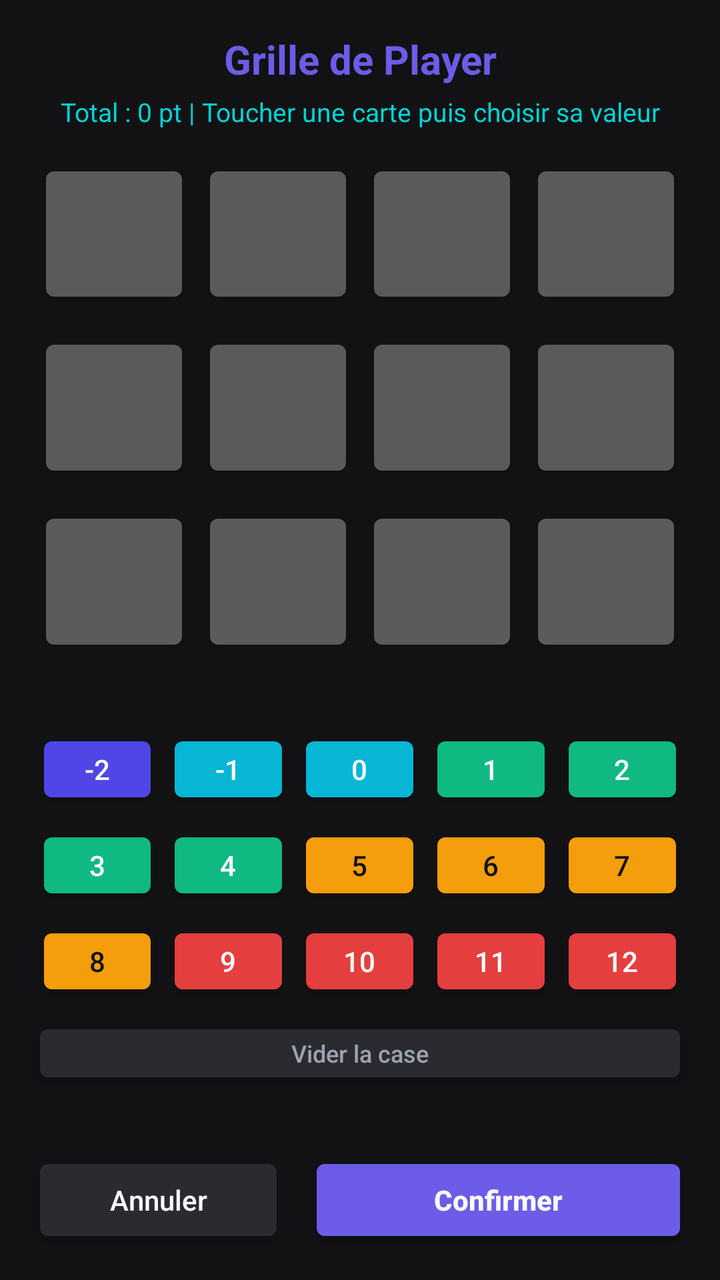
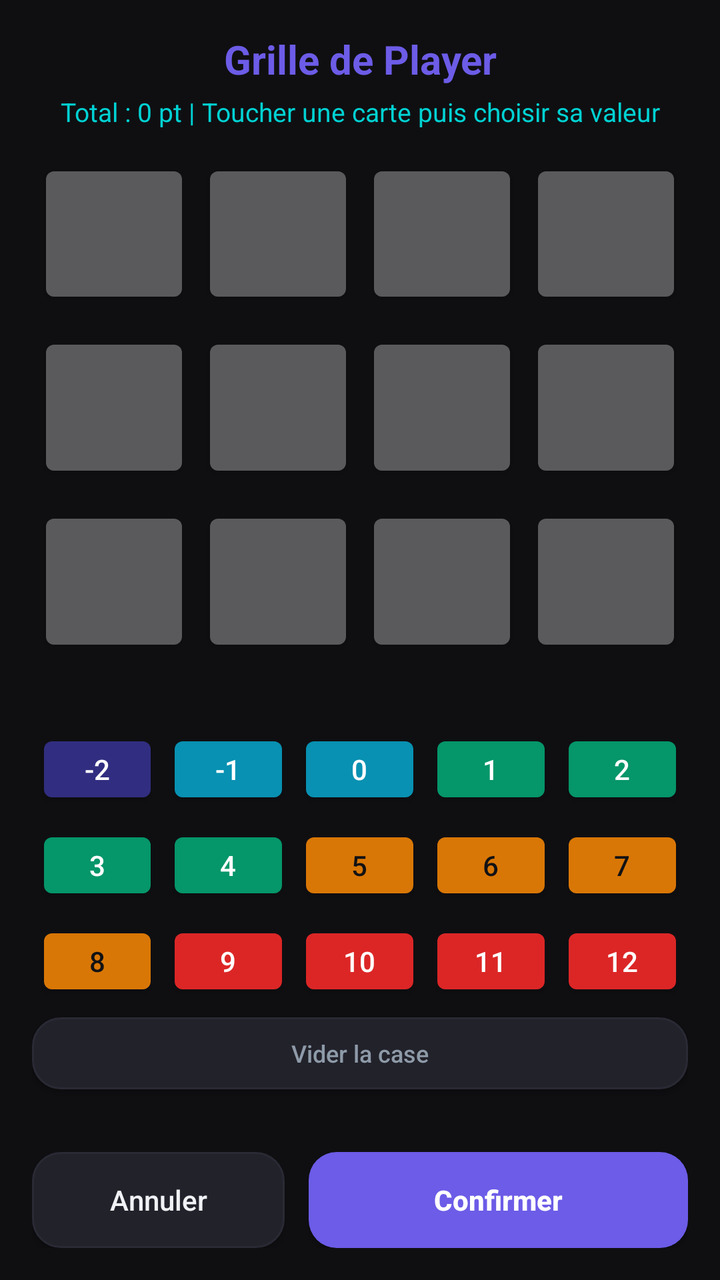

Before-and-after screenshots of an Android layout around one commit, followed by the original layout XML and the change that was made.
<!-- AndroidManifest.xml: application theme AppTheme -->
<!-- res/layout/screen_grid_calculator.xml -->
<?xml version="1.0" encoding="utf-8"?>
<LinearLayout xmlns:android="http://schemas.android.com/apk/res/android"
    android:layout_width="match_parent"
    android:layout_height="match_parent"
    android:orientation="vertical"
    android:padding="16dp"
    android:background="@color/bg">

    
    <TextView
        android:id="@+id/tv_grid_title"
        android:layout_width="match_parent"
        android:layout_height="wrap_content"
        android:text="Grille de Player"
        android:textSize="20sp"
        android:textStyle="bold"
        android:textColor="@color/primary"
        android:gravity="center"
        android:layout_marginBottom="4dp"/>

    <TextView
        android:id="@+id/tv_grid_summary"
        android:layout_width="match_parent"
        android:layout_height="wrap_content"
        android:text="Total : 0 pt | Toucher une carte puis choisir sa valeur"
        android:textColor="@color/accent"
        android:textSize="13sp"
        android:gravity="center"
        android:layout_marginBottom="12dp"/>

    
    <TableLayout
        android:id="@+id/grid_table"
        android:layout_width="wrap_content"
        android:layout_height="0dp"
        android:layout_weight="1.2"
        android:layout_gravity="center"
        android:stretchColumns="0,1,2,3"
        android:layout_marginBottom="16dp">

        <TableRow
            android:layout_width="match_parent"
            android:layout_height="0dp"
            android:layout_weight="1"
            android:layout_marginBottom="6dp">
            <Button android:id="@+id/card_0_0" android:layout_width="0dp" android:layout_height="match_parent" android:layout_margin="3dp" android:textSize="18sp" android:textStyle="bold" android:textAllCaps="false"/>
            <Button android:id="@+id/card_0_1" android:layout_width="0dp" android:layout_height="match_parent" android:layout_margin="3dp" android:textSize="18sp" android:textStyle="bold" android:textAllCaps="false"/>
            <Button android:id="@+id/card_0_2" android:layout_width="0dp" android:layout_height="match_parent" android:layout_margin="3dp" android:textSize="18sp" android:textStyle="bold" android:textAllCaps="false"/>
            <Button android:id="@+id/card_0_3" android:layout_width="0dp" android:layout_height="match_parent" android:layout_margin="3dp" android:textSize="18sp" android:textStyle="bold" android:textAllCaps="false"/>
        </TableRow>

        <TableRow
            android:layout_width="match_parent"
            android:layout_height="0dp"
            android:layout_weight="1"
            android:layout_marginBottom="6dp">
            <Button android:id="@+id/card_1_0" android:layout_width="0dp" android:layout_height="match_parent" android:layout_margin="3dp" android:textSize="18sp" android:textStyle="bold" android:textAllCaps="false"/>
            <Button android:id="@+id/card_1_1" android:layout_width="0dp" android:layout_height="match_parent" android:layout_margin="3dp" android:textSize="18sp" android:textStyle="bold" android:textAllCaps="false"/>
            <Button android:id="@+id/card_1_2" android:layout_width="0dp" android:layout_height="match_parent" android:layout_margin="3dp" android:textSize="18sp" android:textStyle="bold" android:textAllCaps="false"/>
            <Button android:id="@+id/card_1_3" android:layout_width="0dp" android:layout_height="match_parent" android:layout_margin="3dp" android:textSize="18sp" android:textStyle="bold" android:textAllCaps="false"/>
        </TableRow>

        <TableRow
            android:layout_width="match_parent"
            android:layout_height="0dp"
            android:layout_weight="1">
            <Button android:id="@+id/card_2_0" android:layout_width="0dp" android:layout_height="match_parent" android:layout_margin="3dp" android:textSize="18sp" android:textStyle="bold" android:textAllCaps="false"/>
            <Button android:id="@+id/card_2_1" android:layout_width="0dp" android:layout_height="match_parent" android:layout_margin="3dp" android:textSize="18sp" android:textStyle="bold" android:textAllCaps="false"/>
            <Button android:id="@+id/card_2_2" android:layout_width="0dp" android:layout_height="match_parent" android:layout_margin="3dp" android:textSize="18sp" android:textStyle="bold" android:textAllCaps="false"/>
            <Button android:id="@+id/card_2_3" android:layout_width="0dp" android:layout_height="match_parent" android:layout_margin="3dp" android:textSize="18sp" android:textStyle="bold" android:textAllCaps="false"/>
        </TableRow>
    </TableLayout>

    
    <LinearLayout
        android:id="@+id/keypad"
        android:layout_width="match_parent"
        android:layout_height="0dp"
        android:layout_weight="1"
        android:orientation="vertical"
        android:gravity="center"
        android:layout_marginBottom="16dp">

        
        <LinearLayout
            android:layout_width="match_parent"
            android:layout_height="wrap_content"
            android:orientation="horizontal"
            android:layout_marginBottom="4dp">
            <Button android:id="@+id/btn_val_neg2" android:layout_width="0dp" android:layout_height="40dp" android:layout_weight="1" android:layout_margin="2dp" android:text="-2" android:backgroundTint="@color/card_blue_dark" android:textColor="@color/text_primary" android:padding="0dp" android:textSize="14sp"/>
            <Button android:id="@+id/btn_val_neg1" android:layout_width="0dp" android:layout_height="40dp" android:layout_weight="1" android:layout_margin="2dp" android:text="-1" android:backgroundTint="@color/card_cyan" android:textColor="@color/text_primary" android:padding="0dp" android:textSize="14sp"/>
            <Button android:id="@+id/btn_val_0" android:layout_width="0dp" android:layout_height="40dp" android:layout_weight="1" android:layout_margin="2dp" android:text="0" android:backgroundTint="@color/card_cyan" android:textColor="@color/text_primary" android:padding="0dp" android:textSize="14sp"/>
            <Button android:id="@+id/btn_val_1" android:layout_width="0dp" android:layout_height="40dp" android:layout_weight="1" android:layout_margin="2dp" android:text="1" android:backgroundTint="@color/card_green" android:textColor="@color/text_primary" android:padding="0dp" android:textSize="14sp"/>
            <Button android:id="@+id/btn_val_2" android:layout_width="0dp" android:layout_height="40dp" android:layout_weight="1" android:layout_margin="2dp" android:text="2" android:backgroundTint="@color/card_green" android:textColor="@color/text_primary" android:padding="0dp" android:textSize="14sp"/>
        </LinearLayout>

        
        <LinearLayout
            android:layout_width="match_parent"
            android:layout_height="wrap_content"
            android:orientation="horizontal"
            android:layout_marginBottom="4dp">
            <Button android:id="@+id/btn_val_3" android:layout_width="0dp" android:layout_height="40dp" android:layout_weight="1" android:layout_margin="2dp" android:text="3" android:backgroundTint="@color/card_green" android:textColor="@color/text_primary" android:padding="0dp" android:textSize="14sp"/>
            <Button android:id="@+id/btn_val_4" android:layout_width="0dp" android:layout_height="40dp" android:layout_weight="1" android:layout_margin="2dp" android:text="4" android:backgroundTint="@color/card_green" android:textColor="@color/text_primary" android:padding="0dp" android:textSize="14sp"/>
            <Button android:id="@+id/btn_val_5" android:layout_width="0dp" android:layout_height="40dp" android:layout_weight="1" android:layout_margin="2dp" android:text="5" android:backgroundTint="@color/card_yellow" android:textColor="@color/bg" android:padding="0dp" android:textSize="14sp"/>
            <Button android:id="@+id/btn_val_6" android:layout_width="0dp" android:layout_height="40dp" android:layout_weight="1" android:layout_margin="2dp" android:text="6" android:backgroundTint="@color/card_yellow" android:textColor="@color/bg" android:padding="0dp" android:textSize="14sp"/>
            <Button android:id="@+id/btn_val_7" android:layout_width="0dp" android:layout_height="40dp" android:layout_weight="1" android:layout_margin="2dp" android:text="7" android:backgroundTint="@color/card_yellow" android:textColor="@color/bg" android:padding="0dp" android:textSize="14sp"/>
        </LinearLayout>

        
        <LinearLayout
            android:layout_width="match_parent"
            android:layout_height="wrap_content"
            android:orientation="horizontal"
            android:layout_marginBottom="4dp">
            <Button android:id="@+id/btn_val_8" android:layout_width="0dp" android:layout_height="40dp" android:layout_weight="1" android:layout_margin="2dp" android:text="8" android:backgroundTint="@color/card_yellow" android:textColor="@color/bg" android:padding="0dp" android:textSize="14sp"/>
            <Button android:id="@+id/btn_val_9" android:layout_width="0dp" android:layout_height="40dp" android:layout_weight="1" android:layout_margin="2dp" android:text="9" android:backgroundTint="@color/card_red" android:textColor="@color/text_primary" android:padding="0dp" android:textSize="14sp"/>
            <Button android:id="@+id/btn_val_10" android:layout_width="0dp" android:layout_height="40dp" android:layout_weight="1" android:layout_margin="2dp" android:text="10" android:backgroundTint="@color/card_red" android:textColor="@color/text_primary" android:padding="0dp" android:textSize="14sp"/>
            <Button android:id="@+id/btn_val_11" android:layout_width="0dp" android:layout_height="40dp" android:layout_weight="1" android:layout_margin="2dp" android:text="11" android:backgroundTint="@color/card_red" android:textColor="@color/text_primary" android:padding="0dp" android:textSize="14sp"/>
            <Button android:id="@+id/btn_val_12" android:layout_width="0dp" android:layout_height="40dp" android:layout_weight="1" android:layout_margin="2dp" android:text="12" android:backgroundTint="@color/card_red" android:textColor="@color/text_primary" android:padding="0dp" android:textSize="14sp"/>
        </LinearLayout>

        
        <Button
            android:id="@+id/btn_val_clear"
            android:layout_width="match_parent"
            android:layout_height="36dp"
            android:text="Vider la case"
            android:textColor="@color/text_secondary"
            android:backgroundTint="@color/surface_card"
            android:textAllCaps="false"
            android:textSize="12sp"
            android:padding="0dp"
            android:layout_marginTop="2dp"/>
    </LinearLayout>

    
    <LinearLayout
        android:layout_width="match_parent"
        android:layout_height="wrap_content"
        android:orientation="horizontal">

        <Button
            android:id="@+id/btn_cancel_grid"
            android:layout_width="0dp"
            android:layout_height="wrap_content"
            android:layout_weight="1"
            android:text="@string/cancel"
            android:textColor="@color/text_primary"
            android:backgroundTint="@color/surface_card"
            android:layout_marginEnd="6dp"
            android:padding="10dp"
            android:textAllCaps="false"/>

        <Button
            android:id="@+id/btn_confirm_grid"
            android:layout_width="0dp"
            android:layout_height="wrap_content"
            android:layout_weight="1.5"
            android:text="Confirmer"
            android:textColor="@color/text_primary"
            android:backgroundTint="@color/primary"
            android:layout_marginStart="6dp"
            android:padding="10dp"
            android:textAllCaps="false"
            android:textStyle="bold"/>
    </LinearLayout>

</LinearLayout>
<!-- resources referenced by this layout -->
<resources>
  <color name="accent">#FF00D2D3</color>
  <color name="bg">#FF121214</color>
  <color name="card_blue_dark">#FF4F46E5</color>
  <color name="card_cyan">#FF06B6D4</color>
  <color name="card_green">#FF10B981</color>
  <color name="card_red">#FFE53E3E</color>
  <color name="card_yellow">#FFF59E0B</color>
  <color name="primary">#FF6C5CE7</color>
  <color name="surface_card">#FF2A2A30</color>
  <color name="text_primary">#FFF9FAFB</color>
  <color name="text_secondary">#FF9CA3AF</color>
  <string name="cancel">Annuler</string>
  <style name="AppTheme" parent="@android:style/Theme.DeviceDefault.NoActionBar">
          <item name="android:windowBackground">@color/bg</item>
          <item name="android:textColorPrimary">@color/text_primary</item>
          <item name="android:textColorSecondary">@color/text_secondary</item>
          <item name="android:colorAccent">@color/accent</item>
          <item name="android:colorPrimary">@color/primary</item>
          <item name="android:colorPrimaryDark">@color/primary_dark</item>
          <item name="android:statusBarColor">@color/bg</item>
          <item name="android:navigationBarColor">@color/bg</item>
      </style>
  <color name="primary_dark">#FF5B4BC4</color>
</resources>

<!-- the commit's change to res/layout/screen_grid_calculator.xml (unified diff, before → after) -->
@@ -4,7 +4,7 @@
     android:layout_height="match_parent"
     android:orientation="vertical"
     android:padding="16dp"
-    android:background="@color/bg">
+    android:background="?attr/themeBg">
 
     
     <TextView
@@ -14,7 +14,7 @@
         android:text="Grille de Player"
         android:textSize="20sp"
         android:textStyle="bold"
-        android:textColor="@color/primary"
+        android:textColor="?attr/themePrimary"
         android:gravity="center"
         android:layout_marginBottom="4dp"/>
 
@@ -23,7 +23,7 @@
         android:layout_width="match_parent"
         android:layout_height="wrap_content"
         android:text="Total : 0 pt | Toucher une carte puis choisir sa valeur"
-        android:textColor="@color/accent"
+        android:textColor="?attr/themeAccent"
         android:textSize="13sp"
         android:gravity="center"
         android:layout_marginBottom="12dp"/>
@@ -87,11 +87,11 @@
             android:layout_height="wrap_content"
             android:orientation="horizontal"
             android:layout_marginBottom="4dp">
-            <Button android:id="@+id/btn_val_neg2" android:layout_width="0dp" android:layout_height="40dp" android:layout_weight="1" android:layout_margin="2dp" android:text="-2" android:backgroundTint="@color/card_blue_dark" android:textColor="@color/text_primary" android:padding="0dp" android:textSize="14sp"/>
-            <Button android:id="@+id/btn_val_neg1" android:layout_width="0dp" android:layout_height="40dp" android:layout_weight="1" android:layout_margin="2dp" android:text="-1" android:backgroundTint="@color/card_cyan" android:textColor="@color/text_primary" android:padding="0dp" android:textSize="14sp"/>
-            <Button android:id="@+id/btn_val_0" android:layout_width="0dp" android:layout_height="40dp" android:layout_weight="1" android:layout_margin="2dp" android:text="0" android:backgroundTint="@color/card_cyan" android:textColor="@color/text_primary" android:padding="0dp" android:textSize="14sp"/>
-            <Button android:id="@+id/btn_val_1" android:layout_width="0dp" android:layout_height="40dp" android:layout_weight="1" android:layout_margin="2dp" android:text="1" android:backgroundTint="@color/card_green" android:textColor="@color/text_primary" android:padding="0dp" android:textSize="14sp"/>
-            <Button android:id="@+id/btn_val_2" android:layout_width="0dp" android:layout_height="40dp" android:layout_weight="1" android:layout_margin="2dp" android:text="2" android:backgroundTint="@color/card_green" android:textColor="@color/text_primary" android:padding="0dp" android:textSize="14sp"/>
+            <Button android:id="@+id/btn_val_neg2" android:layout_width="0dp" android:layout_height="40dp" android:layout_weight="1" android:layout_margin="2dp" android:text="-2" android:backgroundTint="@color/card_blue_dark" android:textColor="#FFFFFFFF" android:padding="0dp" android:textSize="14sp"/>
+            <Button android:id="@+id/btn_val_neg1" android:layout_width="0dp" android:layout_height="40dp" android:layout_weight="1" android:layout_margin="2dp" android:text="-1" android:backgroundTint="@color/card_cyan" android:textColor="#FFFFFFFF" android:padding="0dp" android:textSize="14sp"/>
+            <Button android:id="@+id/btn_val_0" android:layout_width="0dp" android:layout_height="40dp" android:layout_weight="1" android:layout_margin="2dp" android:text="0" android:backgroundTint="@color/card_cyan" android:textColor="#FFFFFFFF" android:padding="0dp" android:textSize="14sp"/>
+            <Button android:id="@+id/btn_val_1" android:layout_width="0dp" android:layout_height="40dp" android:layout_weight="1" android:layout_margin="2dp" android:text="1" android:backgroundTint="@color/card_green" android:textColor="#FFFFFFFF" android:padding="0dp" android:textSize="14sp"/>
+            <Button android:id="@+id/btn_val_2" android:layout_width="0dp" android:layout_height="40dp" android:layout_weight="1" android:layout_margin="2dp" android:text="2" android:backgroundTint="@color/card_green" android:textColor="#FFFFFFFF" android:padding="0dp" android:textSize="14sp"/>
         </LinearLayout>
 
         
@@ -100,11 +100,11 @@
             android:layout_height="wrap_content"
             android:orientation="horizontal"
             android:layout_marginBottom="4dp">
-            <Button android:id="@+id/btn_val_3" android:layout_width="0dp" android:layout_height="40dp" android:layout_weight="1" android:layout_margin="2dp" android:text="3" android:backgroundTint="@color/card_green" android:textColor="@color/text_primary" android:padding="0dp" android:textSize="14sp"/>
-            <Button android:id="@+id/btn_val_4" android:layout_width="0dp" android:layout_height="40dp" android:layout_weight="1" android:layout_margin="2dp" android:text="4" android:backgroundTint="@color/card_green" android:textColor="@color/text_primary" android:padding="0dp" android:textSize="14sp"/>
-            <Button android:id="@+id/btn_val_5" android:layout_width="0dp" android:layout_height="40dp" android:layout_weight="1" android:layout_margin="2dp" android:text="5" android:backgroundTint="@color/card_yellow" android:textColor="@color/bg" android:padding="0dp" android:textSize="14sp"/>
-            <Button android:id="@+id/btn_val_6" android:layout_width="0dp" android:layout_height="40dp" android:layout_weight="1" android:layout_margin="2dp" android:text="6" android:backgroundTint="@color/card_yellow" android:textColor="@color/bg" android:padding="0dp" android:textSize="14sp"/>
-            <Button android:id="@+id/btn_val_7" android:layout_width="0dp" android:layout_height="40dp" android:layout_weight="1" android:layout_margin="2dp" android:text="7" android:backgroundTint="@color/card_yellow" android:textColor="@color/bg" android:padding="0dp" android:textSize="14sp"/>
+            <Button android:id="@+id/btn_val_3" android:layout_width="0dp" android:layout_height="40dp" android:layout_weight="1" android:layout_margin="2dp" android:text="3" android:backgroundTint="@color/card_green" android:textColor="#FFFFFFFF" android:padding="0dp" android:textSize="14sp"/>
+            <Button android:id="@+id/btn_val_4" android:layout_width="0dp" android:layout_height="40dp" android:layout_weight="1" android:layout_margin="2dp" android:text="4" android:backgroundTint="@color/card_green" android:textColor="#FFFFFFFF" android:padding="0dp" android:textSize="14sp"/>
+            <Button android:id="@+id/btn_val_5" android:layout_width="0dp" android:layout_height="40dp" android:layout_weight="1" android:layout_margin="2dp" android:text="5" android:backgroundTint="@color/card_yellow" android:textColor="#FF121214" android:padding="0dp" android:textSize="14sp"/>
+            <Button android:id="@+id/btn_val_6" android:layout_width="0dp" android:layout_height="40dp" android:layout_weight="1" android:layout_margin="2dp" android:text="6" android:backgroundTint="@color/card_yellow" android:textColor="#FF121214" android:padding="0dp" android:textSize="14sp"/>
+            <Button android:id="@+id/btn_val_7" android:layout_width="0dp" android:layout_height="40dp" android:layout_weight="1" android:layout_margin="2dp" android:text="7" android:backgroundTint="@color/card_yellow" android:textColor="#FF121214" android:padding="0dp" android:textSize="14sp"/>
         </LinearLayout>
 
         
@@ -113,11 +113,11 @@
             android:layout_height="wrap_content"
             android:orientation="horizontal"
             android:layout_marginBottom="4dp">
-            <Button android:id="@+id/btn_val_8" android:layout_width="0dp" android:layout_height="40dp" android:layout_weight="1" android:layout_margin="2dp" android:text="8" android:backgroundTint="@color/card_yellow" android:textColor="@color/bg" android:padding="0dp" android:textSize="14sp"/>
-            <Button android:id="@+id/btn_val_9" android:layout_width="0dp" android:layout_height="40dp" android:layout_weight="1" android:layout_margin="2dp" android:text="9" android:backgroundTint="@color/card_red" android:textColor="@color/text_primary" android:padding="0dp" android:textSize="14sp"/>
-            <Button android:id="@+id/btn_val_10" android:layout_width="0dp" android:layout_height="40dp" android:layout_weight="1" android:layout_margin="2dp" android:text="10" android:backgroundTint="@color/card_red" android:textColor="@color/text_primary" android:padding="0dp" android:textSize="14sp"/>
-            <Button android:id="@+id/btn_val_11" android:layout_width="0dp" android:layout_height="40dp" android:layout_weight="1" android:layout_margin="2dp" android:text="11" android:backgroundTint="@color/card_red" android:textColor="@color/text_primary" android:padding="0dp" android:textSize="14sp"/>
-            <Button android:id="@+id/btn_val_12" android:layout_width="0dp" android:layout_height="40dp" android:layout_weight="1" android:layout_margin="2dp" android:text="12" android:backgroundTint="@color/card_red" android:textColor="@color/text_primary" android:padding="0dp" android:textSize="14sp"/>
+            <Button android:id="@+id/btn_val_8" android:layout_width="0dp" android:layout_height="40dp" android:layout_weight="1" android:layout_margin="2dp" android:text="8" android:backgroundTint="@color/card_yellow" android:textColor="#FF121214" android:padding="0dp" android:textSize="14sp"/>
+            <Button android:id="@+id/btn_val_9" android:layout_width="0dp" android:layout_height="40dp" android:layout_weight="1" android:layout_margin="2dp" android:text="9" android:backgroundTint="@color/card_red" android:textColor="#FFFFFFFF" android:padding="0dp" android:textSize="14sp"/>
+            <Button android:id="@+id/btn_val_10" android:layout_width="0dp" android:layout_height="40dp" android:layout_weight="1" android:layout_margin="2dp" android:text="10" android:backgroundTint="@color/card_red" android:textColor="#FFFFFFFF" android:padding="0dp" android:textSize="14sp"/>
+            <Button android:id="@+id/btn_val_11" android:layout_width="0dp" android:layout_height="40dp" android:layout_weight="1" android:layout_margin="2dp" android:text="11" android:backgroundTint="@color/card_red" android:textColor="#FFFFFFFF" android:padding="0dp" android:textSize="14sp"/>
+            <Button android:id="@+id/btn_val_12" android:layout_width="0dp" android:layout_height="40dp" android:layout_weight="1" android:layout_margin="2dp" android:text="12" android:backgroundTint="@color/card_red" android:textColor="#FFFFFFFF" android:padding="0dp" android:textSize="14sp"/>
         </LinearLayout>
 
         
@@ -126,12 +126,14 @@
             android:layout_width="match_parent"
             android:layout_height="36dp"
             android:text="Vider la case"
-            android:textColor="@color/text_secondary"
-            android:backgroundTint="@color/surface_card"
+            android:textColor="?attr/themeTextSecondary"
+            android:background="@drawable/bg_rounded_button_secondary"
             android:textAllCaps="false"
             android:textSize="12sp"
             android:padding="0dp"
-            android:layout_marginTop="2dp"/>
+            android:layout_marginTop="2dp"
+            android:minHeight="0dp"
+            android:minWidth="0dp"/>
     </LinearLayout>
 
     
@@ -146,8 +148,8 @@
             android:layout_height="wrap_content"
             android:layout_weight="1"
             android:text="@string/cancel"
-            android:textColor="@color/text_primary"
-            android:backgroundTint="@color/surface_card"
+            android:textColor="?attr/themeTextPrimary"
+            android:background="@drawable/bg_rounded_button_secondary"
             android:layout_marginEnd="6dp"
             android:padding="10dp"
             android:textAllCaps="false"/>
@@ -158,8 +160,8 @@
             android:layout_height="wrap_content"
             android:layout_weight="1.5"
             android:text="Confirmer"
-            android:textColor="@color/text_primary"
-            android:backgroundTint="@color/primary"
+            android:textColor="#FFFFFFFF"
+            android:background="@drawable/bg_rounded_button_primary"
             android:layout_marginStart="6dp"
             android:padding="10dp"
             android:textAllCaps="false"
<!-- resource entries referenced after the edit -->
@@ -1,27 +1,64 @@
 <!-- resources referenced by this layout -->
 <resources>
   <color name="accent">#FF00D2D3</color>
-  <color name="bg">#FF121214</color>
-  <color name="card_blue_dark">#FF4F46E5</color>
-  <color name="card_cyan">#FF06B6D4</color>
-  <color name="card_green">#FF10B981</color>
-  <color name="card_red">#FFE53E3E</color>
-  <color name="card_yellow">#FFF59E0B</color>
+  <color name="input_bg_dark">#FF1F1F26</color>
+  <color name="card_blue_dark">#FF312E81</color>
+  <color name="card_cyan">#FF0891B2</color>
+  <color name="card_green">#FF059669</color>
+  <color name="card_red">#FFDC2626</color>
+  <color name="card_yellow">#FFD97706</color>
+  <!-- drawable bg_rounded_button_primary (drawable) -->
+  <?xml version="1.0" encoding="utf-8"?>
+  <ripple xmlns:android="http://schemas.android.com/apk/res/android"
+      android:color="#40FFFFFF">
+      <item>
+          <shape>
+              <solid android:color="?attr/themePrimary" />
+              <corners android:radius="14dp" />
+          </shape>
+      </item>
+  </ripple>
+  <!-- drawable bg_rounded_button_secondary (drawable) -->
+  <?xml version="1.0" encoding="utf-8"?>
+  <ripple xmlns:android="http://schemas.android.com/apk/res/android"
+      android:color="#20FFFFFF">
+      <item>
+          <shape>
+              <solid android:color="?attr/themeSurfaceCard" />
+              <corners android:radius="14dp" />
+              <stroke android:width="1dp" android:color="?attr/themeDivider" />
+          </shape>
+      </item>
+  </ripple>
   <color name="primary">#FF6C5CE7</color>
-  <color name="surface_card">#FF2A2A30</color>
-  <color name="text_primary">#FFF9FAFB</color>
-  <color name="text_secondary">#FF9CA3AF</color>
   <string name="cancel">Annuler</string>
   <style name="AppTheme" parent="@android:style/Theme.DeviceDefault.NoActionBar">
-          <item name="android:windowBackground">@color/bg</item>
-          <item name="android:textColorPrimary">@color/text_primary</item>
-          <item name="android:textColorSecondary">@color/text_secondary</item>
+          <item name="themeBg">@color/bg_dark</item>
+          <item name="themeSurface">@color/surface_dark</item>
+          <item name="themeSurfaceCard">@color/card_dark</item>
+          <item name="themeTextPrimary">@color/text_primary_dark</item>
+          <item name="themeTextSecondary">@color/text_secondary_dark</item>
+          <item name="themeDivider">@color/divider_dark</item>
+          <item name="themePrimary">@color/primary</item>
+          <item name="themeAccent">@color/accent</item>
+          <item name="themeInputBg">@color/input_bg_dark</item>
+          <item name="themeInputBorder">@color/divider_dark</item>
+          <item name="themeInputBorderFocused">@color/primary</item>
+  
+          <item name="android:windowBackground">@color/bg_dark</item>
+          <item name="android:textColorPrimary">@color/text_primary_dark</item>
+          <item name="android:textColorSecondary">@color/text_secondary_dark</item>
           <item name="android:colorAccent">@color/accent</item>
           <item name="android:colorPrimary">@color/primary</item>
-          <item name="android:colorPrimaryDark">@color/primary_dark</item>
-          <item name="android:statusBarColor">@color/bg</item>
-          <item name="android:navigationBarColor">@color/bg</item>
+          <item name="android:colorPrimaryDark">@color/bg_dark</item>
+          <item name="android:statusBarColor">@color/bg_dark</item>
+          <item name="android:navigationBarColor">@color/bg_dark</item>
       </style>
-  <color name="primary_dark">#FF5B4BC4</color>
+  <color name="bg_dark">#FF0F0F12</color>
+  <color name="surface_dark">#FF17171C</color>
+  <color name="card_dark">#FF22222B</color>
+  <color name="text_primary_dark">#FFF0F2F5</color>
+  <color name="text_secondary_dark">#FF8E9AA8</color>
+  <color name="divider_dark">#FF2A2A35</color>
 </resources>
 
